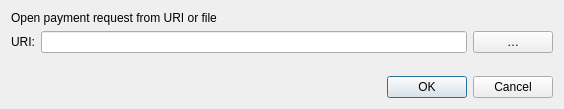
Before: the Qt Designer form src/qt/forms/openuridialog.ui in minblock/satcoin, drawn with Qt 5.
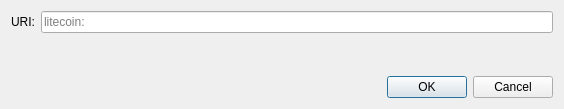
After: the same form once the commit is applied. Custom widgets are drawn as their Qt base class.

The edit to the form file:
```diff
--- a/src/qt/forms/openuridialog.ui
+++ b/src/qt/forms/openuridialog.ui
@@ -14,13 +14,6 @@
    <string>Open URI</string>
   </property>
   <layout class="QVBoxLayout" name="verticalLayout">
-   <item>
-    <widget class="QLabel" name="label_2">
-     <property name="text">
-      <string>Open payment request from URI or file</string>
-     </property>
-    </widget>
-   </item>
    <item>
     <layout class="QHBoxLayout" name="horizontalLayout">
      <item>
@@ -31,18 +24,9 @@
       </widget>
      </item>
      <item>
-      <widget class="QValidatedLineEdit" name="uriEdit"/>
-     </item>
-     <item>
-      <widget class="QPushButton" name="selectFileButton">
-       <property name="toolTip">
-        <string>Select payment request file</string>
-       </property>
-       <property name="text">
-        <string notr="true">…</string>
-       </property>
-       <property name="autoDefault">
-        <bool>false</bool>
+      <widget class="QValidatedLineEdit" name="uriEdit">
+       <property name="placeholderText">
+        <string notr="true">litecoin:</string>
        </property>
       </widget>
      </item>
```
Left out of the diff: 2 changed lines with no effect on the pictures.
